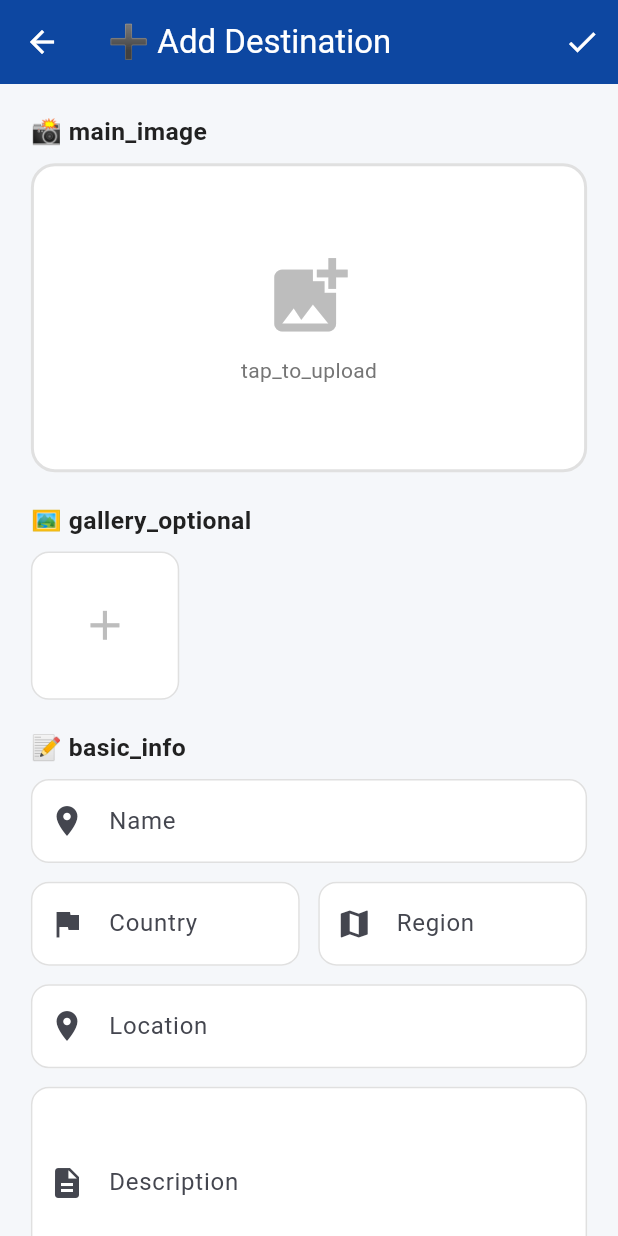
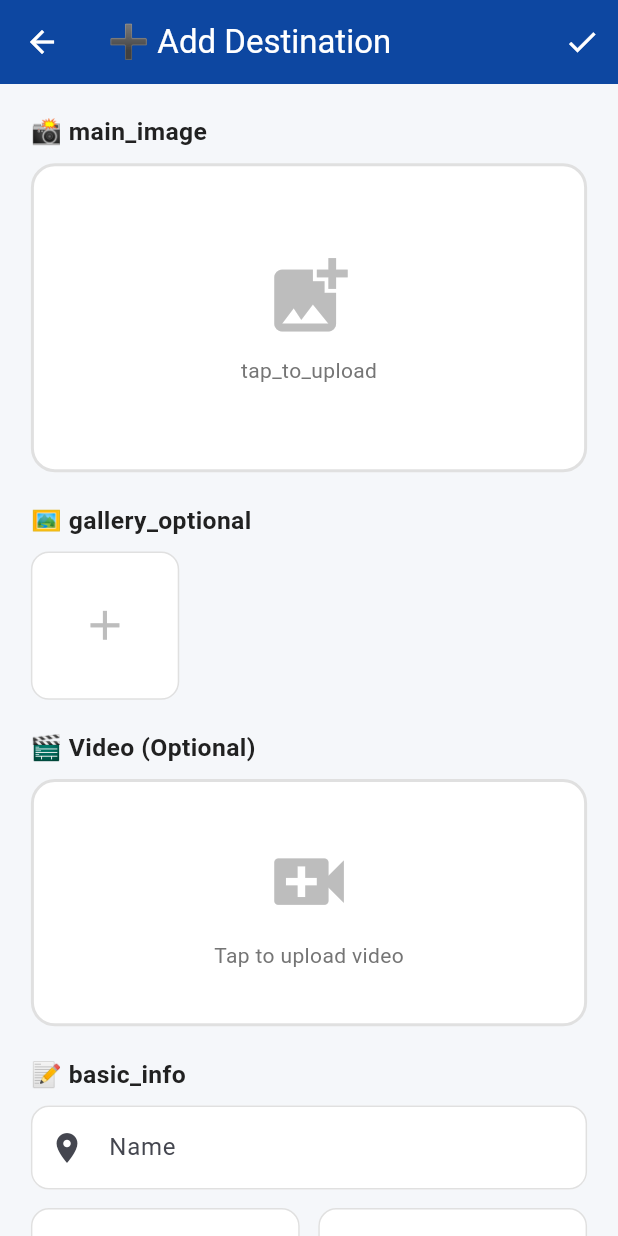
Before and after one commit to deogratusinicolausi/Tour_Admin, a Flutter app: the AddEditDestinationScreen screen opened directly, on a phone screen of 412 x 824 dp. Run offline on Flutter 3.47's test engine with Material 3 defaults, Android fonts, the phone set to English and light mode, and no system bars; our stand-ins replace audioplayers, camera, cloud_firestore, csv, firebase_auth, firebase_core and 8 more; missing offline and left inert: cloudinary_public, hand_detection; accounts and stored records are empty.

```diff
--- a/lib/models/destination_model.dart
+++ b/lib/models/destination_model.dart
@@ -11,6 +11,8 @@ class DestinationModel {
   final double longitude;
   final String imageUrl;
   final List<String> gallery;
+  final List<String> videos;        // ⭐ ONGEZA HII
+  final String videoUrl;
   final double rating;
   final bool featured;
   final String status; // active, inactive
@@ -28,6 +30,8 @@ class DestinationModel {
     this.longitude = 0.0,
     this.imageUrl = '',
     this.gallery = const [],
+    this.videos = const [],           // ⭐ ONGEZA
+    this.videoUrl = '',
     this.rating = 0.0,
     this.featured = false,
     this.status = 'active',
@@ -48,6 +52,8 @@ class DestinationModel {
       longitude: (map['longitude'] ?? 0.0).toDouble(),
       imageUrl: map['imageUrl'] ?? '',
       gallery: List<String>.from(map['gallery'] ?? []),
+        videos: List<String>.from(map['videos'] ?? []),        // ⭐ ONGEZA
+        videoUrl: map['videoUrl'] ?? '',
       rating: (map['rating'] ?? 0.0).toDouble(),
       featured: map['featured'] ?? false,
       status: map['status'] ?? 'active',
@@ -68,6 +74,8 @@ class DestinationModel {
       'longitude': longitude,
       'imageUrl': imageUrl,
       'gallery': gallery,
+      'videos': videos,                  // ⭐ ONGEZA
+      'videoUrl': videoUrl,
       'rating': rating,
       'featured': featured,
       'status': status,
--- a/lib/screens/add_edit_destination_screen.dart
+++ b/lib/screens/add_edit_destination_screen.dart
@@ -38,6 +38,9 @@ class _AddEditDestinationScreenState extends State<AddEditDestinationScreen> {
   // State
   String _imageUrl = '';
   List<String> _gallery = [];
+  String _videoUrl = '';
+  List<String> _videos = [];
+  bool _isUploadingVideo = false;
   bool _featured = false;
   String _status = 'active';
   bool _isLoading = false;
@@ -66,6 +69,8 @@ class _AddEditDestinationScreenState extends State<AddEditDestinationScreen> {
     _gallery = List.from(dest.gallery);
     _featured = dest.featured;
     _status = dest.status;
+    _videoUrl = dest.videoUrl;
+    _videos = List.from(dest.videos);
   }
 
   Future<void> _pickAndUploadImage({bool isMain = true}) async {
@@ -129,6 +134,47 @@ class _AddEditDestinationScreenState extends State<AddEditDestinationScreen> {
       );
     }
   }
+  Future<void> _pickAndUploadVideo({bool isMain = true}) async {
+    try {
+      final picker = ImagePicker();
+      final pickedFile = await picker.pickVideo(
+        source: ImageSource.gallery,
+        maxDuration: const Duration(minutes: 2),
+      );
+      if (pickedFile == null) return;
+      setState(() => _isUploadingVideo = true);
+
+      String? url;
+      if (kIsWeb) {
+        Uint8List bytes = await pickedFile.readAsBytes();
+        url = await _cloudinaryService.uploadVideoBytes(bytes, folder: 'turiva/destinations/videos');
+      } else {
+        url = await _cloudinaryService.uploadVideo(File(pickedFile.path), folder: 'turiva/destinations/videos');
+      }
+
+      if (url != null) {
+        setState(() {
+          if (isMain) {
+            _videoUrl = url!;
+          } else {
+            _videos.add(url!);
+          }
+          _isUploadingVideo = false;
+        });
+
+        ScaffoldMessenger.of(context).showSnackBar(
+          const SnackBar(
+            content: Text('✅ Video uploaded!'),
+            backgroundColor: Colors.green,
+          ),
+        );
+      } else {
+        setState(() => _isUploadingVideo = false);
+      }
+    } catch (e) {
+      setState(() => _isUploadingVideo = false);
+    }
+  }
 
   Future<void> _save() async {
     if (!_formKey.currentState!.validate()) return;
@@ -158,6 +204,8 @@ class _AddEditDestinationScreenState extends State<AddEditDestinationScreen> {
       gallery: _gallery,
       featured: _featured,
       status: _status,
+      videoUrl: _videoUrl,
+      videos: _videos,
       createdAt: widget.destination?.createdAt ?? DateTime.now(),
     );
 
@@ -355,6 +403,64 @@ class _AddEditDestinationScreenState extends State<AddEditDestinationScreen> {
                       ],
                     );
                   },
+                ),
+              ),
+              SizedBox(height: height * 0.025),
+
+              // 🎬 VIDEO SECTION
+              _buildSectionTitle('🎬 Video (Optional)', width, context),
+              SizedBox(height: height * 0.01),
+
+              GestureDetector(
+                onTap: _isUploadingVideo ? null : () => _pickAndUploadVideo(isMain: true),
+                child: Container(
+                  height: height * 0.2,
+                  width: double.infinity,
+                  decoration: BoxDecoration(
+                    color: context.cardBg,
+                    borderRadius: BorderRadius.circular(16),
+                    border: Border.all(
+                      color: _videoUrl.isEmpty ? Colors.grey.shade300 : AppColors.primary,
+                      width: 2,
+                    ),
+                  ),
+                  child: _isUploadingVideo
+                      ? const Center(child: CircularProgressIndicator())
+                      : _videoUrl.isEmpty
+                          ? Column(
+                              mainAxisAlignment: MainAxisAlignment.center,
+                              children: [
+                                Icon(Icons.video_call,
+                                    size: width * 0.15, color: Colors.grey.shade400),
+                                SizedBox(height: height * 0.01),
+                                Text('Tap to upload video',
+                                    style: TextStyle(color: context.textSecondary)),
+                              ],
+                            )
+                          : Stack(
+                              children: [
+                                Center(
+                                  child: Icon(Icons.play_circle_fill,
+                                      size: width * 0.2, color: AppColors.primary),
+                                ),
+                                Positioned(
+                                  top: 8,
+                                  right: 8,
+                                  child: GestureDetector(
+                                    onTap: () => setState(() => _videoUrl = ''),
+                                    child: Container(
+                                      padding: const EdgeInsets.all(4),
+                                      decoration: const BoxDecoration(
+                                        color: Colors.red,
+                                        shape: BoxShape.circle,
+                                      ),
+                                      child: const Icon(Icons.close,
+                                          color: Colors.white, size: 16),
+                                    ),
+                                  ),
+                                ),
+                              ],
+                            ),
                 ),
               ),
               SizedBox(height: height * 0.025),
```
Also changed, not shown: lib/services/cloudinary_service.dart (+47 -14 lines).
